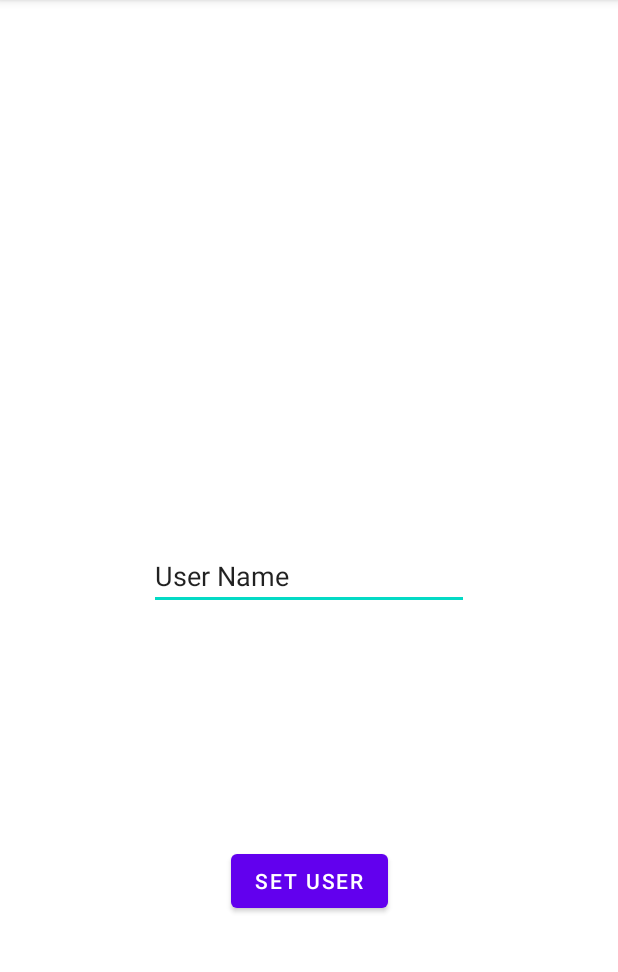
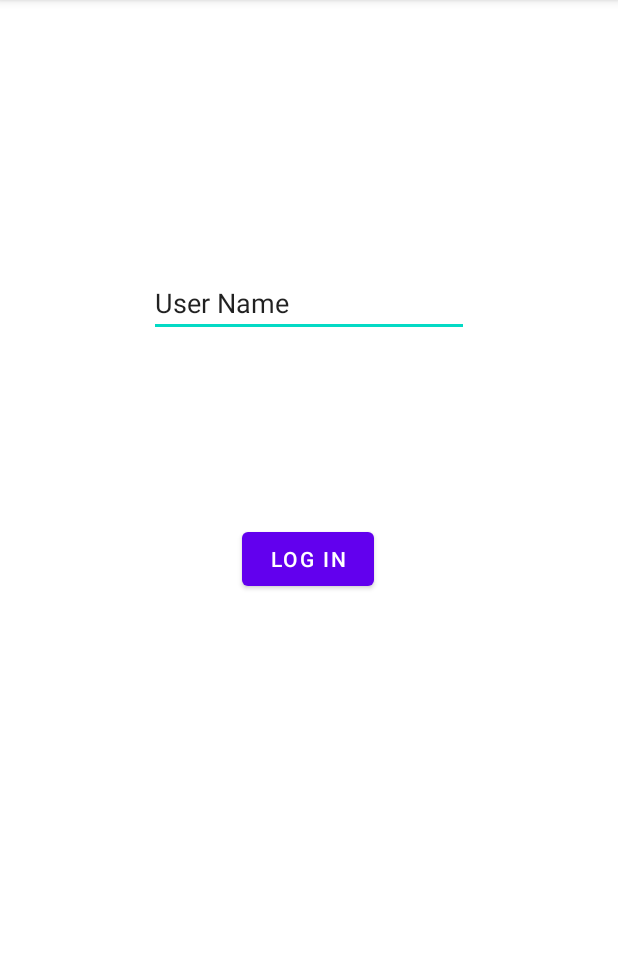
Before and after one commit to linyu3294/numad21s_firebase_team_puzzlers, an Android app: the LoginActivity screen opened directly, with no data from a screen before it, on a phone screen of 412 x 824 dp, the part 84-1056 px from its top. Run offline under Robolectric (Android 15) with nearby library versions, the phone set to English and light mode, and no system bars; our stand-ins replace Firebase (no records; nobody signed in at launch, a user with empty details on screens opened directly).

```diff
--- a/app/src/main/java/com/example/numad21s_firebase_team_puzzlers/model/User.java
+++ b/app/src/main/java/com/example/numad21s_firebase_team_puzzlers/model/User.java
@@ -1,12 +1,14 @@
 package com.example.numad21s_firebase_team_puzzlers.model;
 
 import com.google.firebase.database.IgnoreExtraProperties;
+
+import java.io.Serializable;
 
 /**
  * Created by aniru on 2/18/2017.
  */
 @IgnoreExtraProperties
-public class User {
+public class User implements Serializable {
     public String username;
 
     // Don't remove, This is required for
@@ -17,4 +19,5 @@ public class User {
     }
 
 
+
 }
--- a/app/src/main/res/layout/activity_login.xml
+++ b/app/src/main/res/layout/activity_login.xml
@@ -18,12 +18,14 @@
         android:id="@+id/btn_set_user"
         android:layout_width="wrap_content"
         android:layout_height="wrap_content"
-        android:text="Set User"
         android:onClick="onLogInClick"
+        android:text="Log In"
         app:layout_constraintBottom_toBottomOf="parent"
         app:layout_constraintEnd_toEndOf="parent"
+        app:layout_constraintHorizontal_bias="0.498"
         app:layout_constraintStart_toStartOf="parent"
-        app:layout_constraintTop_toBottomOf="@+id/txt_my_user_name" />
+        app:layout_constraintTop_toBottomOf="@+id/txt_my_user_name"
+        app:layout_constraintVertical_bias="0.25" />
 
     <EditText
         android:id="@+id/txt_my_user_name"
@@ -35,9 +37,8 @@
         app:layout_constraintBottom_toBottomOf="parent"
         app:layout_constraintEnd_toEndOf="parent"
         app:layout_constraintStart_toStartOf="parent"
-        app:layout_constraintTop_toTopOf="parent" />
-
-
+        app:layout_constraintTop_toTopOf="parent"
+        app:layout_constraintVertical_bias="0.248" />
 
 
 </androidx.constraintlayout.widget.ConstraintLayout>
```
Also changed, not shown: app/src/main/java/com/example/numad21s_firebase_team_puzzlers/HomeActivity.java (+15 -1 lines), app/src/main/java/com/example/numad21s_firebase_team_puzzlers/LoginActivity.java (+6 -5 lines), app/src/main/res/layout/activity_home.xml (+5 -5 lines).
